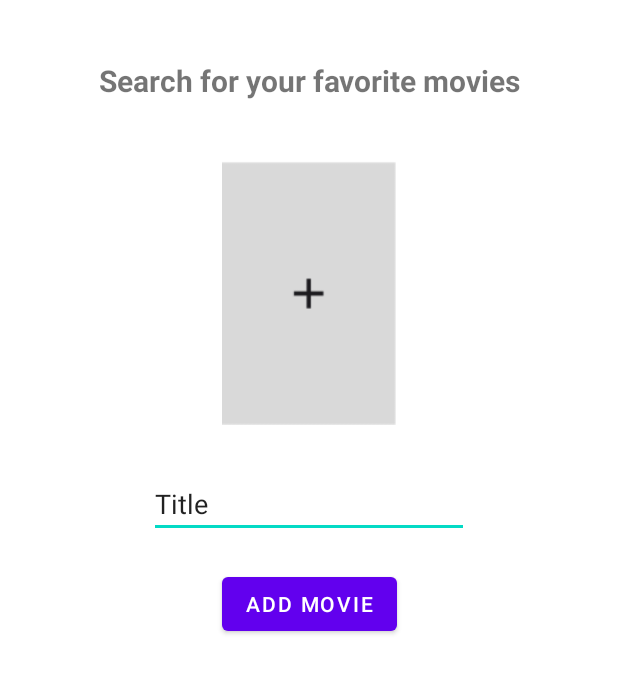
After one commit to minash23/MovieApp, an Android app: the layout fav_movie_select.xml on its own in the app's theme, with its tools: preview values and no code run, on a phone screen of 412 x 824 dp. The commit adds this screen. Shown: the top 673 px of the screen. Run offline under Robolectric (Android 15) with nearby library versions, the light colour scheme and no system bars.

Commit message:
added dialog for picking a movie in Initialization.java

```diff
--- a/app/src/main/res/layout/activity_initialization.xml
+++ b/app/src/main/res/layout/activity_initialization.xml
@@ -54,6 +54,7 @@
                 android:layout_width="90dp"
                 android:layout_height="150dp"
                 android:layout_weight="1"
+                android:onClick="selectMovie"
                 android:src="@drawable/addmovie" />
 
             <ImageView
@@ -61,6 +62,7 @@
                 android:layout_width="90dp"
                 android:layout_height="150dp"
                 android:layout_weight="1"
+                android:onClick="selectMovie"
                 android:src="@drawable/addmovie" />
 
             <ImageView
@@ -68,6 +70,7 @@
                 android:layout_width="90dp"
                 android:layout_height="150dp"
                 android:layout_weight="1"
+                android:onClick="selectMovie"
                 android:src="@drawable/addmovie" />
 
         </LinearLayout>
--- /dev/null
+++ b/app/src/main/res/layout/fav_movie_select.xml
@@ -0,0 +1,64 @@
+<?xml version="1.0" encoding="utf-8"?>
+<RelativeLayout xmlns:android="http://schemas.android.com/apk/res/android"
+    xmlns:app="http://schemas.android.com/apk/res-auto"
+    xmlns:tools="http://schemas.android.com/tools"
+    android:layout_width="match_parent"
+    android:layout_height="match_parent">
+
+    <androidx.constraintlayout.widget.ConstraintLayout
+        android:layout_width="match_parent"
+        android:layout_height="460dp">
+
+        <TextView
+            android:id="@+id/textView5"
+            android:layout_width="wrap_content"
+            android:layout_height="wrap_content"
+            android:layout_marginStart="60dp"
+            android:layout_marginTop="40dp"
+            android:layout_marginEnd="60dp"
+            android:text="@string/search_for_your_favorite_movies"
+            android:textSize="20sp"
+            android:textStyle="bold"
+            app:layout_constraintEnd_toEndOf="parent"
+            app:layout_constraintStart_toStartOf="parent"
+            app:layout_constraintTop_toTopOf="parent" />
+
+        <EditText
+            android:id="@+id/titleET"
+            android:layout_width="wrap_content"
+            android:layout_height="wrap_content"
+            android:layout_marginTop="30dp"
+            android:ems="10"
+            android:inputType="text"
+            android:text="@string/title"
+            app:layout_constraintEnd_toEndOf="parent"
+            app:layout_constraintHorizontal_bias="0.5"
+            app:layout_constraintStart_toStartOf="parent"
+            app:layout_constraintTop_toBottomOf="@+id/movieIV" />
+
+        <ImageView
+            android:id="@+id/movieIV"
+            android:layout_width="124dp"
+            android:layout_height="176dp"
+            android:layout_marginStart="142dp"
+            android:layout_marginTop="40dp"
+            android:layout_marginEnd="142dp"
+            android:src="@drawable/addmovie"
+            app:layout_constraintEnd_toEndOf="parent"
+            app:layout_constraintStart_toStartOf="parent"
+            app:layout_constraintTop_toBottomOf="@+id/textView5" />
+
+        <Button
+            android:id="@+id/addBT"
+            android:layout_width="wrap_content"
+            android:layout_height="wrap_content"
+            android:layout_marginTop="20dp"
+            android:text="@string/add_movie"
+            app:layout_constraintEnd_toEndOf="parent"
+            app:layout_constraintHorizontal_bias="0.5"
+            app:layout_constraintStart_toStartOf="parent"
+            app:layout_constraintTop_toBottomOf="@+id/titleET" />
+
+    </androidx.constraintlayout.widget.ConstraintLayout>
+
+</RelativeLayout>
--- a/app/src/main/res/values/colors.xml
+++ b/app/src/main/res/values/colors.xml
@@ -9,5 +9,6 @@
     <color name="white">#FFFFFFFF</color>
     <color name="purple">#FF9747FF</color>
     <color name="grey">#FFD3D3D3</color>
-
+    <color name="light_purple">#FFF2D7FF</color>
+    <color name="off_white_purple">#FFF3EDF5</color>
 </resources>
--- a/app/src/main/res/values/strings.xml
+++ b/app/src/main/res/values/strings.xml
@@ -18,4 +18,8 @@
     <string name="what_are_your_top_3_favorite_movies">What are your top 3 favorite movies?</string>
     <string name="documentary">Documentary</string>
     <string name="search">Search</string>
+    <string name="search_for_your_favorite_movies">Search for your favorite movies</string>
+    <string name="add_movie">Add Movie</string>
+    <string name="title">Title</string>
+    <string name="done">Done</string>
 </resources>
```
Also changed, not shown: app/src/main/java/mina/app/movieapp/Initialization.java (+41 -10 lines), app/src/main/res/drawable/dialog_background.xml (added, +8 -0 lines), app/src/main/res/drawable/light_background.png (added).
